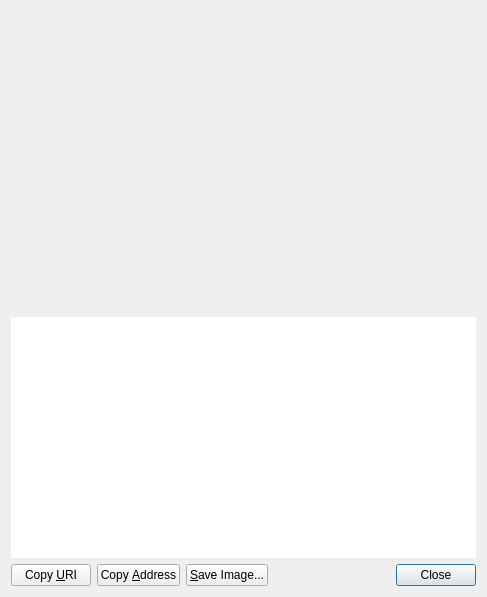
Above: src/qt/forms/receiverequestdialog.ui from crptec/SUQA-CORE-POC before the change. Below: the same form after it.
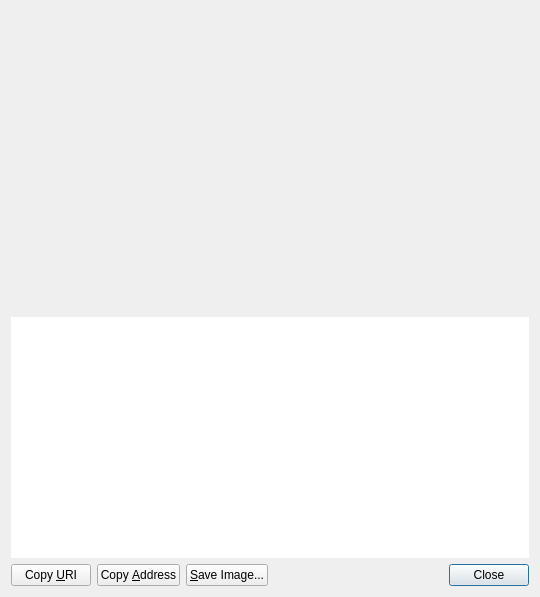
That is the form after the change. Icons and pictures are not drawn. Custom widgets are drawn as their Qt base class.

Patch:
```diff
--- a/src/qt/forms/receiverequestdialog.ui
+++ b/src/qt/forms/receiverequestdialog.ui
@@ -6,10 +6,1638 @@
    <rect>
     <x>0</x>
     <y>0</y>
-    <width>487</width>
+    <width>540</width>
     <height>597</height>
    </rect>
   </property>
+  <property name="styleSheet">
+   <string notr="true">
+QStatusBar {
+background-color:#ffffff;
+}
+
+.QFrame {
+background-color:transparent;
+border:0px solid #fff;
+}
+
+QMenuBar {
+background-color:#fff;
+}
+
+QMenuBar::item {
+background-color:#fff;
+}
+
+QMenuBar::item:selected {
+background-color:#f8f6f6;
+}
+
+QMenu {
+background-color:#f8f6f6;
+}
+
+QMenu::item {
+color:#333;
+}
+
+QMenu::item:selected {
+background-color:#f2f0f0;
+color:#333;
+}
+
+QToolBar {
+background-color:#fff;
+border:0px solid #000;
+padding:0;
+margin:0;
+}
+
+QToolBar &gt; QToolButton {
+background-color:#fff;
+border:0px solid #333;
+min-height:2.5em;
+min-width: 8em;
+padding: 0em 1em;
+/*font-weight:bold;*/
+color:#333;
+}
+
+QToolBar &gt; QToolButton:checked {
+background-color:#183862;
+color:#fff;
+font-weight:bold;
+}
+
+QMessageBox {
+background-color:#F8F6F6;
+}
+
+/*******************************************************/
+
+QLabel { /* Base Text Size &amp; Color */
+font-size:12px;
+color:#333333;
+}
+
+.QCheckBox { /* Checkbox Labels */
+color:#333333;
+background-color:transparent;
+}
+
+.QCheckBox:hover {
+background-color:transparent;
+}
+
+.QValidatedLineEdit, .QLineEdit { /* Text Entry Fields */
+border: 1px solid #82C3E6;
+font-size:11px;
+min-height:25px;
+outline:0;
+padding:3px;
+background-color:#fcfcfc;
+}
+
+.QLineEdit:!focus {
+font-size:12px;
+}
+
+.QValidatedLineEdit:disabled, .QLineEdit:disabled {
+background-color:#f2f2f2;
+}
+
+/*******************************************************/
+
+QPushButton { /* Global Button Style */
+
+background-color:#183862;
+
+border:1;
+
+border-radius:3px;
+
+color:#ffffff;
+
+font-size:12px;
+
+font-weight:bold;
+
+height: 26px;
+
+padding-left:25px;
+
+padding-right:25px;
+
+padding-top:5px;
+
+padding-bottom:5px;
+
+margin-right: 10px;
+
+}
+
+
+
+QPushButton:hover { /* Global Button Style hover */
+
+background-color:#f57026;
+
+border:1;
+
+border-radius:3px;
+
+color:#ffffff;
+
+font-size:12px;
+
+font-weight:bold;
+
+height: 26px;
+
+padding-left:25px;
+
+padding-right:25px;
+
+padding-top:5px;
+
+padding-bottom:5px;
+
+margin-right: 10px;
+
+}
+
+QPushButton:focus {
+border:none;
+outline:none;
+}
+
+QPushButton:pressed {
+border:1px solid #333;
+}
+
+QComboBox { /* Dropdown Menus */
+border:1px solid #82C3E6;
+padding: 3px 5px 3px 5px;
+background:#fcfcfc;
+min-height:25px;
+color:#818181;
+}
+
+QComboBox:checked {
+background:#f2f2f2;
+}
+
+QComboBox:editable {
+background: #183862;
+color:#616161;
+border:0px solid transparent;
+}
+
+QComboBox::drop-down {
+width:25px;
+border:0px;
+}
+
+QComboBox::down-arrow {
+border-image: url(':/images/light/drkblue_downArrow') 0 0 0 0 stretch stretch;
+}
+
+QComboBox QListView {
+background:#fff;
+border:1px solid #333;
+padding-right:1px;
+padding-left:1px;
+}
+
+QComboBox QAbstractItemView::item { margin:4px; }
+
+QComboBox::item {
+color:#818181;
+}
+
+QComboBox::item:alternate {
+background:#fff;
+}
+
+QComboBox::item:selected {
+border:0px solid transparent;
+background:#f2f2f2;
+}
+
+QComboBox::indicator {
+background-color:transparent;
+selection-background-color:transparent;
+color:transparent;
+selection-color:transparent;
+}
+
+QAbstractSpinBox {
+border:1px solid #82C3E6;
+padding: 3px 5px 3px 5px;
+background:#fcfcfc;
+min-height:25px;
+color:#818181;
+}
+
+QAbstractSpinBox::up-button {
+subcontrol-origin: border;
+subcontrol-position: top right;
+width:21px;
+background:#fcfcfc;
+border-left:0px;
+border-right:1px solid #82C3E6;
+border-top:1px solid #82C3E6;
+border-bottom:0px;
+padding-right:1px;
+padding-left:5px;
+padding-top:2px;
+}
+
+QAbstractSpinBox::up-arrow {
+image:url(':/images/light/drkblue_upArrow_small');
+}
+
+QAbstractSpinBox::down-button {
+subcontrol-origin: border;
+subcontrol-position: bottom right;
+width:21px;
+background:#fcfcfc;
+border-top:0px;
+border-left:0px;
+border-right:1px solid #82C3E6;
+border-bottom:1px solid #82C3E6;
+padding-right:1px;
+padding-left:5px;
+padding-bottom:2px;
+}
+
+QAbstractSpinBox::down-arrow {
+image:url(':/images/light/drkblue_downArrow_small');
+}
+
+QCheckBox {
+spacing: 5px;
+}
+
+QCheckBox::indicator {
+width: 16px;
+height: 16px;
+}
+
+
+
+/*******************************************************/
+
+QHeaderView { /* Table Header */
+background-color:transparent;
+}
+
+QHeaderView::section { /* Table Header Sections */
+qproperty-alignment:center;
+background-color:qlineargradient(x1: 0, y1: 0, x2: 0, y2: 0.25, stop: 0 #1070B0, stop: 1 #183862);
+color:#fff;
+min-height:25px;
+font-weight:bold;
+font-size:14px;
+outline:0;
+border:0px solid #fff;
+border-right:1px solid #fff;
+padding-left:5px;
+padding-right:5px;
+padding-top:2px;
+padding-bottom:2px;
+}
+
+QHeaderView::section:last {
+border-right: 0px solid #d7d7d7;
+}
+
+.QScrollArea {
+background:transparent;
+border:0px;
+}
+
+.QTableView { /* Table - has to be selected as a class otherwise it throws off QCalendarWidget */
+background:transparent;
+border:0px solid #fff;
+}
+
+QTableView::item { /* Table Item */
+background-color:#fcfcfc;
+font-size:12px;
+}
+
+QTableView::item:selected { /* Table Item Selected */
+background-color:#f0f0f0;
+color:#333;
+}
+
+QScrollBar { /* Scroll Bar */
+
+}
+
+QScrollBar:vertical { /* Vertical Scroll Bar Attributes */
+border:0;
+background:#ffffff;
+width:18px;
+margin: 18px 0px 18px 0px;
+}
+
+QScrollBar:horizontal { /* Horizontal Scroll Bar Attributes */
+border:0;
+background:#ffffff;
+height:18px;
+margin: 0px 18px 0px 18px;
+}
+
+
+QScrollBar::handle:vertical { /* Scroll Bar Slider - vertical */
+background:#e0e0e0;
+min-height:10px;
+}
+
+QScrollBar::handle:horizontal { /* Scroll Bar Slider - horizontal */
+background:#e0e0e0;
+min-width:10px;
+}
+
+QScrollBar::add-page, QScrollBar::sub-page { /* Scroll Bar Background */
+background:#F8F6F6;
+}
+
+QScrollBar::add-line:vertical, QScrollBar::sub-line:vertical, QScrollBar::add-line:horizontal, QScrollBar::sub-line:horizontal { /* Define Arrow Button Dimensions */
+background-color:#F8F6F6;
+border: 1px solid #f2f0f0;
+width:16px;
+height:16px;
+}
+
+QScrollBar::add-line:vertical:pressed, QScrollBar::sub-line:vertical:pressed, QScrollBar::add-line:horizontal:pressed, QScrollBar::sub-line:horizontal:pressed {
+background-color:#e0e0e0;
+}
+
+QScrollBar::sub-line:vertical { /* Vertical - top button position */
+subcontrol-position:top;
+subcontrol-origin: margin;
+}
+
+QScrollBar::add-line:vertical { /* Vertical - bottom button position */
+subcontrol-position:bottom;
+subcontrol-origin: margin;
+}
+
+QScrollBar::sub-line:horizontal { /* Vertical - left button position */
+subcontrol-position:left;
+subcontrol-origin: margin;
+}
+
+QScrollBar::add-line:horizontal { /* Vertical - right button position */
+subcontrol-position:right;
+subcontrol-origin: margin;
+}
+
+QScrollBar:up-arrow, QScrollBar:down-arrow, QScrollBar:left-arrow, QScrollBar:right-arrow { /* Arrows Icon */
+width:10px;
+height:10px;
+}
+
+QScrollBar:up-arrow {
+background-image: url(':/images/light/drkblue_upArrow_small');
+}
+
+QScrollBar:down-arrow {
+background-image: url(':/images/light/drkblue_downArrow_small');
+}
+
+QScrollBar:left-arrow {
+background-image: url(':/images/light/drkblue_leftArrow_small');
+}
+
+QScrollBar:right-arrow {
+background-image: url(':/images/light/drkblue_rightArrow_small');
+}
+
+
+/*******************************************************/
+
+/* DIALOG BOXES */
+
+QDialog .QTabWidget {
+border-bottom:1px solid #333;
+}
+
+QDialog .QTabWidget::pane {
+border: 1px solid #d7d7d7;
+}
+
+QDialog .QTabWidget QTabBar::tab {
+background-color:#f2f0f0;
+color:#333;
+padding-left:10px;
+padding-right:10px;
+padding-top:5px;
+padding-bottom:5px;
+border-top: 1px solid #d7d7d7;
+}
+
+QDialog .QTabWidget QTabBar::tab:first {
+border-left: 1px solid #d7d7d7;
+}
+
+QDialog .QTabWidget QTabBar::tab:last {
+border-right: 1px solid #d7d7d7;
+}
+
+QDialog .QTabWidget QTabBar::tab:selected, QDialog .QTabWidget QTabBar::tab:hover {
+background-color:#ffffff;
+color:#333;
+}
+
+QDialog .QTabWidget .QWidget {
+background-color:#fff;
+color:#333;
+}
+
+QDialog .QTabWidget .QWidget QAbstractSpinBox {
+min-height:15px;
+}
+
+QDialog .QTabWidget .QWidget QAbstractSpinBox::down-button {
+width:15px;
+}
+
+QDialog .QTabWidget .QWidget QAbstractSpinBox::up-button {
+width:15px;
+}
+
+QDialog .QTabWidget .QWidget QComboBox {
+min-height:15px;
+}
+
+QDialog QWidget { /* Remove Annoying Focus Rectangle */
+outline: 0;
+}
+
+/*******************************************************/
+/* FILE MENU */
+
+/* Dialog: Open URI */
+QDialog#OpenURIDialog {
+background-color:#F8F6F6;
+}
+
+QDialog#OpenURIDialog QLabel#label { /* URI Label */
+font-weight:bold;
+}
+
+QDialog#OpenURIDialog QPushButton#selectFileButton { /* ... Button */
+background-color:qlineargradient(x1: 0, y1: 0, x2: 0, y2: 1, stop: .01 #f6f6f6, stop: .1 rgba(250, 250, 250, 128), stop: .95 rgba(250, 250, 250, 255), stop: 1 #ebebeb);
+border:1px solid #d2d2d2;
+color:#616161;
+padding-left:10px;
+padding-right:10px;
+}
+
+QDialog#OpenURIDialog QPushButton#selectFileButton:hover {
+background-color:qlineargradient(x1: 0, y1: 0, x2: 0, y2: 1, stop: .01 #f6f6f6, stop: .1 rgba(240, 240, 240, 255), stop: .95 rgba(240, 240, 240, 255), stop: 1 #ebebeb);
+color:#333;
+}
+
+QDialog#OpenURIDialog QPushButton#selectFileButton:pressed {
+border:1px solid #9e9e9e;
+}
+
+/* Dialog: Sign / Verify Message */
+QDialog#SignVerifyMessageDialog {
+background-color:#F8F6F6;
+}
+
+QDialog#SignVerifyMessageDialog QPushButton#addressBookButton_SM { /* Address Book Button */
+background-color:transparent;
+padding-left:10px;
+padding-right:10px;
+}
+
+QDialog#SignVerifyMessageDialog QPlainTextEdit { /* Message Signing Text */
+border:1px solid #82C3E6;
+background-color:#fff;
+}
+
+QDialog#SignVerifyMessageDialog QPushButton#pasteButton_SM { /* Paste Button */
+/* qproperty-icon: url(&quot;:/icons/light/drkblue_editpaste&quot;); */
+background-color:transparent;
+padding-left:15px;
+}
+
+QDialog#SignVerifyMessageDialog QLineEdit:!focus { /* Font Hack */
+font-size:10px;
+}
+
+QDialog#SignVerifyMessageDialog QPushButton#copySignatureButton_SM { /* Copy Button */
+/* qproperty-icon: url(&quot;:/icons/light/drkblue_editcopy&quot;); */
+background-color:transparent;
+padding-left:10px;
+padding-right:10px;
+}
+
+QDialog#SignVerifyMessageDialog QPushButton#clearButton_SM { /* Clear Button */
+background-color:qlineargradient(x1: 0, y1: 0, x2: 0, y2: 1, stop: .01 #f6f6f6, stop: .1 rgba(250, 250, 250, 128), stop: .95 rgba(250, 250, 250, 255), stop: 1 #ebebeb);
+border:1px solid #d2d2d2;
+color:#616161;
+padding-left:10px;
+padding-right:10px;
+}
+
+QDialog#SignVerifyMessageDialog QPushButton#clearButton_SM:hover {
+background-color:qlineargradient(x1: 0, y1: 0, x2: 0, y2: 1, stop: .01 #f6f6f6, stop: .1 rgba(240, 240, 240, 255), stop: .95 rgba(240, 240, 240, 255), stop: 1 #ebebeb);
+color:#333;
+}
+
+QDialog#SignVerifyMessageDialog QPushButton#clearButton_SM:pressed {
+border:1px solid #9e9e9e;
+}
+
+QDialog#SignVerifyMessageDialog QPushButton#addressBookButton_VM { /* Verify Message - Address Book Button */
+background-color:transparent;
+border:0;
+padding-left:10px;
+padding-right:10px;
+}
+
+QDialog#SignVerifyMessageDialog QPushButton#clearButton_VM { /* Verify Message - Clear Button */
+background-color:qlineargradient(x1: 0, y1: 0, x2: 0, y2: 1, stop: .01 #f6f6f6, stop: .1 rgba(250, 250, 250, 128), stop: .95 rgba(250, 250, 250, 255), stop: 1 #ebebeb);
+border:1px solid #d2d2d2;
+color:#616161;
+padding-left:10px;
+padding-right:10px;
+}
+
+QDialog#SignVerifyMessageDialog QPushButton#clearButton_VM:hover {
+background-color:qlineargradient(x1: 0, y1: 0, x2: 0, y2: 1, stop: .01 #f6f6f6, stop: .1 rgba(240, 240, 240, 255), stop: .95 rgba(240, 240, 240, 255), stop: 1 #ebebeb);
+color:#333;
+}
+
+QDialog#SignVerifyMessageDialog QPushButton#clearButton_VM:pressed {
+border:1px solid #9e9e9e;
+}
+
+/* Dialog: Send and Receive */
+QWidget#AddressBookPage {
+background-color:#F8F6F6;
+}
+
+QWidget#AddressBookPage QPushButton#newAddress { /* New Address Button */
+background-color:qlineargradient(x1: 0, y1: 0, x2: 0, y2: 1, stop: .01 #f6f6f6, stop: .1 rgba(250, 250, 250, 128), stop: .95 rgba(250, 250, 250, 255), stop: 1 #ebebeb);
+border:1px solid #d2d2d2;
+color:#616161;
+padding-left:10px;
+padding-right:10px;
+}
+
+QWidget#AddressBookPage QPushButton#newAddress:hover {
+background-color:qlineargradient(x1: 0, y1: 0, x2: 0, y2: 1, stop: .01 #f6f6f6, stop: .1 rgba(240, 240, 240, 255), stop: .95 rgba(240, 240, 240, 255), stop: 1 #ebebeb);
+color:#333;
+}
+
+QWidget#AddressBookPage QPushButton#newAddress:pressed {
+border:1px solid #9e9e9e;
+}
+
+QWidget#AddressBookPage QPushButton#copyAddress { /* Copy Address Button */
+background-color:qlineargradient(x1: 0, y1: 0, x2: 0, y2: 1, stop: .01 #f6f6f6, stop: .1 rgba(250, 250, 250, 128), stop: .95 rgba(250, 250, 250, 255), stop: 1 #ebebeb);
+border:1px solid #d2d2d2;
+color:#616161;
+padding-left:10px;
+padding-right:10px;
+}
+
+QWidget#AddressBookPage QPushButton#copyAddress:hover {
+background-color:qlineargradient(x1: 0, y1: 0, x2: 0, y2: 1, stop: .01 #f6f6f6, stop: .1 rgba(240, 240, 240, 255), stop: .95 rgba(240, 240, 240, 255), stop: 1 #ebebeb);
+color:#333;
+}
+
+QWidget#AddressBookPage QPushButton#copyAddress:pressed {
+border:1px solid #9e9e9e;
+}
+
+QWidget#AddressBookPage QPushButton#deleteAddress { /* Delete Address Button */
+background-color:qlineargradient(x1: 0, y1: 0, x2: 0, y2: 1, stop: .01 #f6f6f6, stop: .1 rgba(250, 250, 250, 128), stop: .95 rgba(250, 250, 250, 255), stop: 1 #ebebeb);
+border:1px solid #d2d2d2;
+color:#616161;
+padding-left:10px;
+padding-right:10px;
+}
+
+QWidget#AddressBookPage QPushButton#deleteAddress:hover {
+background-color:qlineargradient(x1: 0, y1: 0, x2: 0, y2: 1, stop: .01 #f6f6f6, stop: .1 rgba(240, 240, 240, 255), stop: .95 rgba(240, 240, 240, 255), stop: 1 #ebebeb);
+color:#333;
+}
+
+QWidget#AddressBookPage QPushButton#deleteAddress:pressed {
+border:1px solid #9e9e9e;
+}
+
+QWidget#AddressBookPage QTableView { /* Address Listing */
+font-size:12px;
+}
+
+QWidget#AddressBookPage QHeaderView::section { /* Min width for Windows fix */
+min-width:260px;
+}
+
+/* SETTINGS MENU */
+
+/* Encrypt Wallet and Change Passphrase Dialog */
+QDialog#AskPassphraseDialog {
+background-color:#F8F6F6;
+}
+
+QDialog#AskPassphraseDialog QLabel#passLabel1, QDialog#AskPassphraseDialog QLabel#passLabel2, QDialog#AskPassphraseDialog QLabel#passLabel3 {
+qproperty-alignment: 'AlignVCenter | AlignRight';
+min-width:170px;
+min-height:33px; /* base width of 25px for QLineEdit, plus padding and border */
+}
+
+/* Options Dialog */
+QDialog#OptionsDialog {
+background-color:#F8F6F6;
+}
+
+QDialog#OptionsDialog QValueComboBox, QDialog#OptionsDialog QSpinBox {
+margin-top:5px;
+margin-bottom:5px;
+}
+
+QDialog#OptionsDialog QValidatedLineEdit, QDialog#OptionsDialog QValidatedLineEdit:disabled, QDialog#OptionsDialog QLineEdit, QDialog#OptionsDialog QLineEdit:disabled {
+qproperty-alignment: 'AlignVCenter | AlignLeft';
+min-height:20px;
+margin-top:0px;
+margin-bottom:0px;
+padding-top:1px;
+padding-bottom:1px;
+}
+
+QDialog#OptionsDialog &gt; QLabel {
+qproperty-alignment: 'AlignVCenter';
+min-height:20px;
+}
+
+QDialog#OptionsDialog QWidget#tabDisplay QValueComboBox {
+margin-top:0px;
+margin-bottom:0px;
+}
+
+QDialog#OptionsDialog QLabel#label_3 { /* Translations Missing? Label */
+qproperty-alignment: 'AlignVCenter | AlignCenter';
+color:#818181;
+padding-bottom:8px;
+}
+
+QDialog#OptionsDialog QCheckBox {
+min-height:20px;
+}
+
+QDialog#OptionsDialog QCheckBox#displayAddresses {
+min-height:33px;
+
+}
+
+/* TOOLS MENU */
+
+QDialog#RPCConsole { /* RPC Console Dialog Box */
+background-color:#F8F6F6;
+}
+
+QDialog#RPCConsole QWidget#tab_info QLabel#label_11, QDialog#RPCConsole QWidget#tab_info QLabel#label_10 { /* Margin between Network and Block Chain headers */
+qproperty-alignment: 'AlignBottom';
+min-height:25px;
+min-width:180px;
+}
+
+QDialog#RPCConsole QWidget#tab_peers  QLabel#peerHeading { /* Peers Info Header */
+color:#183862;
+}
+
+QDialog#RPCConsole QPushButton#openDebugLogfileButton {
+max-width:60px;
+}
+
+QDialog#RPCConsole QTextEdit#messagesWidget { /* Console Messages Window */
+border:0;
+}
+
+QDialog#RPCConsole QLineEdit#lineEdit { /* Console Input */
+margin-right:5px;
+}
+
+QDialog#RPCConsole QPushButton#clearButton { /* Console Clear Button */
+background-color:transparent;
+padding-left:10px;
+padding-right:10px;
+}
+
+QDialog#RPCConsole .QGroupBox #line { /* Network In Line */
+background-color:#00ff00;
+}
+
+QDialog#RPCConsole .QGroupBox #line_2 { /* Network Out Line */
+background:#ff0000;
+}
+
+/* HELP MENU */
+
+/* Command Line Options Dialog */
+QDialog#HelpMessageDialog {
+background-color:#F8F6F6;
+}
+
+QDialog#HelpMessageDialog QScrollArea * {
+background-color:#ffffff;
+}
+
+QDialog#HelpMessageDialog QScrollBar:vertical, QDialog#HelpMessageDialog QScrollBar:horizontal {
+border:0;
+}
+
+/* About Proton Dialog */
+QDialog#AboutDialog {
+background-color:#F8F6F6;
+}
+
+QDialog#AboutDialog QLabel#label, QDialog#AboutDialog QLabel#copyrightLabel, QDialog#AboutDialog QLabel#label_2 { /* About Proton Contents */
+margin-left:10px;
+}
+
+QDialog#AboutDialog QLabel#label_2 { /* Margin for About Proton text */
+margin-right:10px;
+}
+
+/* Edit Address Dialog */
+QDialog#EditAddressDialog {
+background-color:#F8F6F6;
+}
+
+QDialog#EditAddressDialog QLabel {
+qproperty-alignment: 'AlignVCenter | AlignRight';
+min-height:27px;
+font-weight:normal;
+padding-right:5px;
+}
+
+/* OVERVIEW SCREEN */
+
+QWidget .QFrame#frame { /* Wallet Balance */
+min-width:490px;
+}
+
+QWidget .QFrame#frame &gt; .QLabel {
+min-width:190px;
+font-weight:normal;
+min-height:30px;
+}
+
+QWidget .QFrame#frame .QLabel#label_5 { /* Wallet Label */
+qproperty-alignment: 'AlignVCenter | AlignRight';
+min-width:160px;
+background-color:transparent;
+color:#f4f4f5;
+margin-right:5px;
+padding-right:5px;
+}
+
+QWidget .QFrame#frame .QLabel#labelWalletStatus { /* Wallet Sync Status */
+qproperty-alignment: 'AlignVCenter | AlignLeft';
+margin-left:3px;
+}
+
+QWidget .QFrame#frame .QLabel#labelSpendable { /* Spendable Header */
+qproperty-alignment: 'AlignVCenter | AlignLeft';
+font-size:12px;
+margin-left:18px;
+}
+
+QWidget .QFrame#frame .QLabel#labelWatchonly { /* Watch-only Header */
+qproperty-alignment: 'AlignVCenter | AlignLeft';
+font-size:12px;
+margin-left:16px;
+}
+
+QWidget .QFrame#frame .QLabel#labelBalanceText { /* Available Balance Label */
+qproperty-alignment: 'AlignVCenter | AlignRight';
+min-width:160px;
+background-color:#183862;
+color:#ffffff;
+margin-right:5px;
+padding-right:5px;
+font-size:14px;
+font-weight: bold;
+min-height:35px;
+}
+
+QWidget .QFrame#frame .QLabel#labelBalance { /* Available Balance */
+qproperty-alignment: 'AlignVCenter | AlignLeft';
+font-size:16px;
+color:#183862;
+margin-left:0px;
+    font-weight: bold;
+}
+
+QWidget .QFrame#frame .QLabel#labelWatchAvailable { /* Watch-only Balance */
+qproperty-alignment: 'AlignVCenter | AlignLeft';
+font-size:12px;
+margin-left:16px;
+}
+
+QWidget .QFrame#frame .QLabel#labelPendingText { /* Pending Balance Label */
+qproperty-alignment: 'AlignVCenter | AlignRight';
+min-width:160px;
+font-size:14px;
+font-Weight:bold;
+background-color:#F8F6F6;
+margin-right:5px;
+padding-right:5px;
+}
+
+QWidget .QFrame#frame .QLabel#labelUnconfirmed { /* Pending Balance */
+qproperty-alignment: 'AlignVCenter | AlignLeft';
+font-size:14px;
+font-weight:bold;
+margin-left:0px;
+}
+
+QWidget .QFrame#frame .QLabel#labelWatchPending { /* Watch-only Pending Balance */
+qproperty-alignment: 'AlignVCenter | AlignLeft';
+font-size:12px;
+margin-left:16px;
+}
+
+QWidget .QFrame#frame .QLabel#labelImmatureText { /* Immature Balance Label */
+qproperty-alignment: 'AlignVCenter | AlignRight';
+min-width:160px;
+font-size:14px;
+font-weight:bold;
+background-color:#F8F6F6;
+margin-right:5px;
+padding-right:5px;
+}
+
+QWidget .QFrame#frame .QLabel#labelImmature { /* Immature Balance */
+qproperty-alignment: 'AlignVCenter | AlignLeft';
+font-size:14px;
+font-weight:bold;
+margin-left:0px;
+}
+
+QWidget .QFrame#frame .QLabel#labelWatchImmature { /* Watch-only Immature Balance */
+qproperty-alignment: 'AlignVCenter | AlignLeft';
+font-size:12px;
+margin-left:16px;
+}
+
+QWidget .QFrame#frame .QLabel#labelTotalText { /* Total Balance Label */
+qproperty-alignment: 'AlignVCenter | AlignRight';
+min-width:160px;
+font-size:14px;
+font-weight:bold;
+background-color:#F8F6F6;
+margin-right:5px;
+padding-right:5px;
+}
+
+QWidget .QFrame#frame .QLabel#labelTotal { /* Total Balance */
+qproperty-alignment: 'AlignVCenter | AlignLeft';
+font-size:14px;
+font-weight:bold;
+margin-left:0px;
+}
+
+QWidget .QFrame#frame .QLabel#labelWatchTotal { /* Watch-only Total Balance */
+qproperty-alignment: 'AlignVCenter | AlignLeft';
+font-size:12px;
+margin-left:16px;
+}
+
+/* PRIVATESEND WIDGET */
+
+QWidget .QFrame#framePrivateSend { /* PrivateSend Widget */
+background-color:transparent;
+max-width: 451px;
+min-width: 451px;
+max-height: 350px;
+}
+
+QWidget .QFrame#framePrivateSend .QWidget#layoutWidgetPrivateSendHeader { /* PrivateSend Header */
+max-width: 421px;
+min-width: 421px;
+}
+
+QWidget .QFrame#framePrivateSend .QLabel#labelPrivateSendHeader { /* PrivateSend Header */
+qproperty-alignment: 'AlignVCenter | AlignCenter';
+max-width: 421px;
+min-width: 421px;
+background-color:#183862;
+color:#fff;
+margin-right: 5px;
+padding-right: 5px;
+font-weight:bold;
+font-size:14px;
+min-height:35px;
+max-height:35px;
+}
+/******************************************************************/
+QWidget .QFrame#framePrivateSend .QLabel#labelPrivateSendSyncStatus { /* PrivateSend Sync Status */
+qproperty-alignment: 'AlignVCenter | AlignLeft';
+margin-left:2px;
+padding-right:5px;
+}
+
+QWidget .QFrame#framePrivateSend #privateSendFormLayoutWidget {
+max-width: 451px;
+max-height: 175px;
+}
+
+QWidget .QFrame#framePrivateSend #privateSendFormLayoutWidget &gt; .QLabel {
+min-width:175px;
+font-weight:normal;
+min-height:25px;
+}
+
+QWidget .QFrame#framePrivateSend #privateSendFormLayoutWidget .QLabel#labelPrivateSendEnabledText { /* PrivateSend Enabled Status Label */
+qproperty-alignment: 'AlignVCenter | AlignRight';
+min-width:160px;
+background-color:#F8F6F6;
+margin-right:5px;
+padding-right:5px;
+}
+
+QWidget .QFrame#framePrivateSend #privateSendFormLayoutWidget .QLabel#labelPrivateSendEnabled { /* PrivateSend Enabled Status */
+
+}
+
+QWidget .QFrame#framePrivateSend #privateSendFormLayoutWidget .QLabel#labelCompletitionText { /* PrivateSend Completion Label */
+qproperty-alignment: 'AlignVCenter | AlignRight';
+min-width:160px;
+background-color:#F8F6F6;
+margin-right:5px;
+padding-right:5px;
+
+}
+
+QWidget .QFrame#framePrivateSend #privateSendFormLayoutWidget .QProgressBar#privateSendProgress { /* PrivateSend Completion */
+border: 1px solid #818181;
+border-radius: 1px;
+margin-right:43px;
+text-align: right;
+color:#818181;
+}
+
+QWidget .QFrame#framePrivateSend #privateSendFormLayoutWidget .QProgressBar#privateSendProgress::chunk {
+background-color: #183862;
+width:1px;
+}
+
+QWidget .QFrame#framePrivateSend #privateSendFormLayoutWidget .QLabel#labelAnonymizedText { /* PrivateSend Balance Label */
+qproperty-alignment: 'AlignVCenter | AlignRight';
+min-width:160px;
+background-color:#F8F6F6;
+margin-right:5px;
+padding-right:5px;
+}
+
+QWidget .QFrame#framePrivateSend #privateSendFormLayoutWidget .QLabel#labelAnonymized { /* PrivateSend Balance */
+
+}
+
+QWidget .QFrame#framePrivateSend #privateSendFormLayoutWidget .QLabel#labelAmountAndRoundsText { /* PrivateSend Amount and Rounds Label */
+qproperty-alignment: 'AlignVCenter | AlignRight';
+min-width:160px;
+background-color:#F8F6F6;
+margin-right:5px;
+padding-right:5px;
+}
+
+QWidget .QFrame#framePrivateSend #privateSendFormLayoutWidget .QLabel#labelAmountRounds { /* PrivateSend Amount and Rounds */
+
+}
+
+QWidget .QFrame#framePrivateSend #privateSendFormLayoutWidget .QLabel#labelSubmittedDenomText { /* PrivateSend Submitted Denom Label */
+qproperty-alignment: 'AlignVCenter | AlignRight';
+min-width:160px;
+background-color:#F8F6F6;
+margin-right:5px;
+padding-right:5px;
+}
+
+QWidget .QFrame#framePrivateSend #privateSendFormLayoutWidget .QLabel#labelSubmittedDenom { /* PrivateSend Submitted Denom */
+
+}
+
+QWidget .QFrame#framePrivateSend .QWidget#layoutWidgetLastMessageAndButtons {
+max-width: 451px;
+}
+
+QWidget .QFrame#framePrivateSend .QLabel#labelPrivateSendLastMessage { /* PrivateSend Status Notifications */
+qproperty-alignment: 'AlignVCenter | AlignCenter';
+min-width: 288px;
+min-height: 43px;
+font-size:11px;
+color:#818181;
+}
+
+/* PRIVATESEND BUTTONS */
+
+QWidget .QFrame#framePrivateSend .QPushButton { /* PrivateSend Buttons - General Attributes */
+border:0px solid #ffffff;
+}
+
+QWidget .QFrame#framePrivateSend QPushButton:focus {
+border:none;
+outline:none;
+}
+
+QWidget .QFrame#framePrivateSend .QPushButton#togglePrivateSend { /* Start PrivateSend Mixing */
+min-height: 40px;
+font-size:15px;
+font-weight:normal;
+color:#ffffff;
+padding-left:10px;
+padding-right:10px;
+padding-top:5px;
+padding-bottom:6px;
+}
+
+QWidget .QFrame#framePrivateSend .QPushButton#togglePrivateSend:hover {
+
+}
+
+QWidget .QFrame#framePrivateSend .QPushButton#privateSendAuto { /* Try Mix Button */
+background-color:qlineargradient(x1: 0, y1: 0, x2: 0, y2: 1, stop: .01 #f6f6f6, stop: .1 rgba(250, 250, 250, 128), stop: .95 rgba(250, 250, 250, 255), stop: 1 #ebebeb);
+border:1px solid #d2d2d2;
+color:#616161;
+min-height:25px;
+font-size:9px;
+padding:0px;
+}
+
+QWidget .QFrame#framePrivateSend .QPushButton#privateSendAuto:hover {
+background-color:qlineargradient(x1: 0, y1: 0, x2: 0, y2: 1, stop: .01 #f6f6f6, stop: .1 rgba(240, 240, 240, 255), stop: .95 rgba(240, 240, 240, 255), stop: 1 #ebebeb);
+color:#333;
+}
+
+QWidget .QFrame#framePrivateSend .QPushButton#privateSendAuto:pressed {
+border:1px solid #9e9e9e;
+}
+
+QWidget .QFrame#framePrivateSend .QPushButton#privateSendReset { /* Reset Button */
+background-color:qlineargradient(x1: 0, y1: 0, x2: 0, y2: 1, stop: .01 #f6f6f6, stop: .1 rgba(250, 250, 250, 128), stop: .95 rgba(250, 250, 250, 255), stop: 1 #ebebeb);
+border:1px solid #d2d2d2;
+color:#616161;
+min-height:25px;
+font-size:9px;
+padding:0px;
+}
+
+QWidget .QFrame#framePrivateSend .QPushButton#privateSendReset:hover {
+background-color:qlineargradient(x1: 0, y1: 0, x2: 0, y2: 1, stop: .01 #f6f6f6, stop: .1 rgba(240, 240, 240, 255), stop: .95 rgba(240, 240, 240, 255), stop: 1 #ebebeb);
+color:#333;
+}
+
+QWidget .QFrame#framePrivateSend .QPushButton#privateSendReset:pressed {
+border:1px solid #9e9e9e;
+}
+
+QWidget .QFrame#framePrivateSend .QPushButton#privateSendInfo { /* Info Button */
+background-color:qlineargradient(x1: 0, y1: 0, x2: 0, y2: 1, stop: .01 #f6f6f6, stop: .1 rgba(250, 250, 250, 128), stop: .95 rgba(250, 250, 250, 255), stop: 1 #ebebeb);
+border:1px solid #d2d2d2;
+color:#616161;
+min-height:25px;
+font-size:9px;
+padding:0px;
+}
+
+QWidget .QFrame#framePrivateSend .QPushButton#privateSendInfo:hover {
+background-color:qlineargradient(x1: 0, y1: 0, x2: 0, y2: 1, stop: .01 #f6f6f6, stop: .1 rgba(240, 240, 240, 255), stop: .95 rgba(240, 240, 240, 255), stop: 1 #ebebeb);
+color:#333;
+}
+
+QWidget .QFrame#framePrivateSend .QPushButton#privateSendInfo:pressed {
+border:1px solid #9e9e9e;
+}
+
+/* RECENT TRANSACTIONS */
+
+QWidget .QFrame#frame_2 { /* Transactions Widget */
+min-width:410px;
+margin-right:20px;
+margin-left:0;
+margin-top:15px;
+background-repeat:none;
+}
+
+QWidget .QFrame#frame_2 .QLabel#label_4 { /* Recent Transactions Label */
+min-width:180px;
+color:#999;
+margin-left:0px;
+margin-top:30px;
+margin-right:5px;
+padding-right:5px;
+font-weight:normal;
+font-size:18px;
+font-weight:bold;
+min-height:24px;
+}
+
+QWidget .QFrame#frame_2 .QLabel#labelTransactionsStatus { /* Recent Transactions Sync Status */
+qproperty-alignment: 'AlignBottom | AlignRight';
+min-width:93px;
+margin-top:83px;
+margin-left:16px;
+margin-right:5px;
+min-height:16px;
+}
+
+QWidget .QFrame#frame_2 QListView { /* SUQA Transaction List */
+font-weight:normal;
+font-size:14px;
+max-width:500px;
+margin-top:12px;
+margin-left:0px; /* CSS Voodoo - set to -66px to hide default transaction icons */
+}
+
+/* SEND DIALOG */
+
+QDialog#SendCoinsDialog .QFrame#frameCoinControl { /* Coin Control Section */
+
+}
+
+QDialog#SendCoinsDialog .QFrame#frameCoinControl &gt; .QLabel { /* Default Font Color and  Size */
+font-weight:normal;
+color: #999;
+}
+
+QDialog#SendCoinsDialog .QFrame#frameCoinControl .QPushButton#pushButtonCoinControl { /* Coin Control Inputs Button */
+padding-left:10px;
+padding-right:10px;
+min-height:25px;
+}
+
+QDialog#SendCoinsDialog .QFrame#frameCoinControl .QLabel#labelCoinControlFeatures { /* Coin Control Header */
+color:#999;
+font-weight:normal;
+font-size:14px;
+}
+
+QDialog#SendCoinsDialog .QFrame#frameCoinControl .QWidget#widgetCoinControl { /* Coin Control Inputs */
+}
+
+QDialog#SendCoinsDialog .QFrame#frameCoinControl .QWidget#widgetCoinControl &gt; .QLabel { /* Coin Control Inputs Labels */
+padding:2px;
+}
+
+QDialog#SendCoinsDialog .QFrame#frameCoinControl .QCheckBox#checkBoxCoinControlChange { /* Custom Change Label */
+}
+
+QDialog#SendCoinsDialog .QFrame#frameCoinControl .QValidatedLineEdit#lineEditCoinControlChange { /* Custom Change Address */
+}
+
+QDialog#SendCoinsDialog .QFrame#frameCoinControl .QLabel#labelCoinControlChangeLabel { /* Custom Change Address Validation Label */
+font-weight:normal;
+qproperty-margin:-6;
+margin-right:112px;
+}
+
+QDialog#SendCoinsDialog .QScrollArea#scrollArea .QWidget#scrollAreaWidgetContents { /* Send To Widget */
+background:transparent;
+}
+
+QDialog#SendCoinsDialog .QPushButton#sendButton { /* Send Button */
+padding-left:10px;
+padding-right:10px;
+}
+
+QDialog#SendCoinsDialog .QPushButton#clearButton { /* Clear Button */
+background-color:qlineargradient(x1: 0, y1: 0, x2: 0, y2: 1, stop: .01 #f6f6f6, stop: .1 rgba(250, 250, 250, 128), stop: .95 rgba(250, 250, 250, 255), stop: 1 #ebebeb);
+border:1px solid #d2d2d2;
+color:#616161;
+padding-left:10px;
+padding-right:10px;
+}
+
+QDialog#SendCoinsDialog .QPushButton#clearButton:hover {
+background-color:qlineargradient(x1: 0, y1: 0, x2: 0, y2: 1, stop: .01 #f6f6f6, stop: .1 rgba(240, 240, 240, 255), stop: .95 rgba(240, 240, 240, 255), stop: 1 #ebebeb);
+color:#333;
+}
+
+QDialog#SendCoinsDialog .QPushButton#clearButton:pressed {
+border:1px solid #9e9e9e;
+}
+
+QDialog#SendCoinsDialog .QPushButton#addButton { /* Add Button */
+background-color:qlineargradient(x1: 0, y1: 0, x2: 0, y2: 1, stop: .01 #f6f6f6, stop: .1 rgba(250, 250, 250, 128), stop: .95 rgba(250, 250, 250, 255), stop: 1 #ebebeb);
+border:1px solid #d2d2d2;
+color:#616161;
+padding-left:10px;
+padding-right:10px;
+}
+
+QDialog#SendCoinsDialog .QPushButton#addButton:hover {
+background-color:qlineargradient(x1: 0, y1: 0, x2: 0, y2: 1, stop: .01 #f6f6f6, stop: .1 rgba(240, 240, 240, 255), stop: .95 rgba(240, 240, 240, 255), stop: 1 #ebebeb);
+color:#333;
+}
+
+QDialog#SendCoinsDialog .QPushButton#addButton:pressed {
+border:1px solid #9e9e9e;
+}
+
+QDialog#SendCoinsDialog .QCheckBox#checkUsePrivateSend { /* PrivateSend Checkbox */
+color:#616161;
+font-weight:bold;
+background: qradialgradient(cx:0.5, cy:0.5, radius: 0.5, fx:0.5, fy:0.5, stop:0 rgba(248, 246, 246, 128), stop: 1 rgba(0, 0, 0, 0));
+border-radius:5px;
+padding-top:20px;
+padding-bottom:18px;
+}
+
+QDialog#SendCoinsDialog .QCheckBox#checkUseInstantSend { /* InstantSend Checkbox */
+color:#616161;
+font-weight:bold;
+background: qradialgradient(cx:0.5, cy:0.5, radius: 0.5, fx:0.5, fy:0.5, stop:0 rgba(248, 246, 246, 128), stop: 1 rgba(0, 0, 0, 0));
+border-radius:5px;
+padding-top:20px;
+padding-bottom:18px;
+margin-left:10px;
+margin-right:20px;
+}
+
+/* This QLabel uses name = &quot;label&quot; which conflicts with Address Book -&gt; New Address */
+/* To maximize backwards compatibility this formatting has been removed */
+
+QDialog#SendCoinsDialog QLabel#label {
+/*margin-left:20px;
+margin-right:-2px;
+padding-right:-2px;
+color:#616161;
+font-size:14px;
+font-weight:bold;
+border-radius:5px;
+padding-top:20px;
+padding-bottom:20px;*/
+min-height:27px;
+}
+
+QDialog#SendCoinsDialog QLabel#labelBalance {
+margin-left:0px;
+padding-left:0px;
+color:#333333;
+/* font-weight:bold;
+border-radius:5px;
+padding-top:20px;
+padding-bottom:20px; */
+min-height:27px;
+}
+
+#checkboxSubtractFeeFromAmount {
+padding-left:10px;
+}
+
+
+/* SEND COINS ENTRY */
+
+QStackedWidget#SendCoinsEntry .QFrame#SendCoins &gt; .QLabel { /* Send Coin Entry Labels */
+background-color:#F8F6F6;
+min-width:102px;
+font-weight:normal;
+/*font-size:11px;*/
+color:#333;
+min-height:25px;
+margin-right:5px;
+padding-right:5px;
+}
+
+QStackedWidget#SendCoinsEntry .QFrame#SendCoins .QLabel#amountLabel {
+color: #fff;
+background-color:#999;
+}
+
+QStackedWidget#SendCoinsEntry .QValidatedLineEdit#payTo { /* Pay To Input Field */
+}
+
+QStackedWidget#SendCoinsEntry .QToolButton { /* General Settings for Pay To Icons */
+padding-left:5px;
+padding-right:5px;
+border: 0;
+outline: 0;
+}
+
+QStackedWidget#SendCoinsEntry .QToolButton#addressBookButton { /* Address Book Button */
+padding-left:10px;
+}
+
+QStackedWidget#SendCoinsEntry .QToolButton#addressBookButton {
+}
+
+QStackedWidget#SendCoinsEntry .QToolButton#pasteButton {
+}
+
+QStackedWidget#SendCoinsEntry .QToolButton#deleteButton {
+}
+
+QStackedWidget#SendCoinsEntry .QLineEdit#addAsLabel { /* Pay To Input Field */
+}
+
+/* COIN CONTROL POPUP */
+
+QDialog#CoinControlDialog { /* Coin Control Dialog Window */
+background-color:#F8F6F6;
+}
+
+QDialog#CoinControlDialog .QLabel#labelCoinControlQuantityText { /* Coin Control Quantity Label */
+min-height:30px;
+padding-left:15px;
+}
+
+QDialog#CoinControlDialog .QLabel#labelCoinControlQuantity { /* Coin Control Quantity */
+min-height:30px;
+}
+
+QDialog#CoinControlDialog .QLabel#labelCoinControlBytesText { /* Coin Control Bytes Label */
+padding-left:15px;
+}
+
+QDialog#CoinControlDialog .QLabel#labelCoinControlBytes { /* Coin Control Bytes */
+}
+
+QDialog#CoinControlDialog .QLabel#labelCoinControlAmountText { /* Coin Control Amount Label */
+min-height:30px;
+padding-left:15px;
+}
+
+QDialog#CoinControlDialog .QLabel#labelCoinControlAmount { /* Coin Control Amount */
+min-height:30px;
+}
+
+QDialog#CoinControlDialog .QLabel#labelCoinControlPriorityText { /* Coin Control Priority Label */
+padding-left:15px;
+}
+
+QDialog#CoinControlDialog .QLabel#labelCoinControlPriority { /* Coin Control Priority */
+}
+
+QDialog#CoinControlDialog .QLabel#labelCoinControlFeeText { /* Coin Control Fee Label */
+min-height:30px;
+padding-left:15px;
+}
+
+QDialog#CoinControlDialog .QLabel#labelCoinControlFee { /* Coin Control Fee */
+min-height:30px;
+}
+
+QDialog#CoinControlDialog .QLabel#labelCoinControlLowOutputText { /* Coin Control Low Output Label */
+padding-left:15px;
+}
+
+QDialog#CoinControlDialog .QLabel#labelCoinControlLowOutput { /* Coin Control Low Output */
+}
+
+QDialog#CoinControlDialog .QLabel#labelCoinControlAfterFeeText { /* Coin Control After Fee Label */
+min-height:30px;
+padding-left:15px;
+}
+
+QDialog#CoinControlDialog .QLabel#labelCoinControlAfterFee { /* Coin Control After Fee */
+min-height:30px;
+}
+
+QDialog#CoinControlDialog .QLabel#labelCoinControlChangeText { /* Coin Control Change Label */
+padding-left:15px;
+}
+
+QDialog#CoinControlDialog .QLabel#labelCoinControlChange { /* Coin Control Change */
+
+}
+
+QDialog#CoinControlDialog .QFrame#frame .QPushButton#pushButtonSelectAll { /* (un)select all button */
+padding-left:10px;
+padding-right:10px;
+min-height:25px;
+}
+
+QDialog#CoinControlDialog .QFrame#frame .QPushButton#pushButtonToggleLock { /* Toggle lock state button */
+padding-left:10px;
+padding-right:10px;
+min-height:25px;
+}
+
+QDialog#CoinControlDialog .QDialogButtonBox#buttonBox QPushButton { /* Coin Control 'OK' button */
+}
+
+QDialog#CoinControlDialog .QFrame#frame .QRadioButton#radioTreeMode { /* Coin Control Tree Mode Selector */
+color:#818181;
+background-color:transparent;
+}
+
+QDialog#CoinControlDialog .QFrame#frame .QRadioButton#radioListMode { /* Coin Control List Mode Selector */
+color:#818181;
+background-color:transparent;
+}
+
+QDialog#CoinControlDialog QHeaderView::section:first { /* Bug Fix: the number &quot;1&quot; displays in this table for some reason... */
+color:transparent;
+}
+
+QDialog#CoinControlDialog .CoinControlTreeWidget#treeWidget { /* Coin Control Widget Container */
+outline:0;
+background-color:#ffffff;
+border:0px solid #818181;
+}
+
+QDialog#CoinControlDialog .CoinControlTreeWidget#treeWidget::item {
+}
+
+QDialog#CoinControlDialog .CoinControlTreeWidget#treeWidget::item:selected { /* Coin Control Item (selected) */
+background-color:#f7f7f7;
+color:#333;
+}
+
+QDialog#CoinControlDialog .CoinControlTreeWidget#treeWidget::item:checked { /* Coin Control Item (checked) */
+background-color:#f7f7f7;
+color:#333;
+}
+
+QDialog#CoinControlDialog .CoinControlTreeWidget#treeWidget::branch:selected { /* Coin Control Branch Icon */
+background-image: url(':/images/light/drkblue_qtreeview_selected');
+background-repeat:no-repeat;
+background-position:center;
+background-color:#f7f7f7;
+color:#333;
+}
+
+QDialog#CoinControlDialog .CoinControlTreeWidget#treeWidget::branch:checked { /* Coin Control Branch Icon */
+background-image: url(':/images/light/drkblue_qtreeview_selected');
+background-repeat:no-repeat;
+background-position:center;
+background-color:#f7f7f7;
+color:#333;
+}
+
+QDialog#CoinControlDialog .CoinControlTreeWidget#treeWidget::seperator {
+
+}
+
+QDialog#CoinControlDialog .CoinControlTreeWidget#treeWidget::indicator { /* Coin Control Widget Checkbox */
+
+}
+
+/* RECEIVE COINS */
+
+QWidget#ReceiveCoinsDialog .QFrame#frame2 .QLabel#label_2 { /* Label Label */
+background-color:#F8F6F6;
+border: 1px solid #fff;
+min-width:102px;
+color:#333;
+/*font-weight:bold;
+font-size:11px;*/
+padding-right:5px;
+}
+
+QWidget#ReceiveCoinsDialog .QFrame#frame2 .QLabel#label { /* Amount Label */
+background-color:#999;
+border: 1px solid #fff;
+min-width:102px;
+color:#ffffff;
+/*font-weight:bold;
+font-size:11px;*/
+padding-right:5px;
+}
+
+QWidget#ReceiveCoinsDialog .QFrame#frame2 .QLabel#label_3 { /* Message Label */
+background-color:#F8F6F6;
+border: 1px solid #fff;
+min-width:102px;
+color:#333;
+/*font-weight:bold;
+font-size:11px;*/
+padding-right:5px;
+}
+
+QWidget#ReceiveCoinsDialog .QFrame#frame2 QPushButton#clearButton { /* Clear Button */
+background-color:qlineargradient(x1: 0, y1: 0, x2: 0, y2: 1, stop: .01 #f6f6f6, stop: .1 rgba(250, 250, 250, 128), stop: .95 rgba(250, 250, 250, 255), stop: 1 #ebebeb);
+border:1px solid #d2d2d2;
+color:#616161;
+padding-left:10px;
+padding-right:10px;
+}
+
+QWidget#ReceiveCoinsDialog .QFrame#frame2 QPushButton#clearButton:hover {
+background-color:qlineargradient(x1: 0, y1: 0, x2: 0, y2: 1, stop: .01 #f6f6f6, stop: .1 rgba(240, 240, 240, 255), stop: .95 rgba(240, 240, 240, 255), stop: 1 #ebebeb);
+color:#333;
+}
+
+QWidget#ReceiveCoinsDialog .QFrame#frame2 QPushButton#clearButton:pressed {
+border:1px solid #9e9e9e;
+}
+
+QWidget#ReceiveCoinsDialog .QFrame#frame QPushButton#showRequestButton { /* Show Button */
+background-color:qlineargradient(x1: 0, y1: 0, x2: 0, y2: 1, stop: .01 #f6f6f6, stop: .1 rgba(250, 250, 250, 128), stop: .95 rgba(250, 250, 250, 255), stop: 1 #ebebeb);
+border:1px solid #d2d2d2;
+color:#616161;
+padding-left:10px;
+padding-right:10px;
+}
+
+QWidget#ReceiveCoinsDialog .QFrame#frame QPushButton#showRequestButton:hover {
+background-color:qlineargradient(x1: 0, y1: 0, x2: 0, y2: 1, stop: .01 #f6f6f6, stop: .1 rgba(240, 240, 240, 255), stop: .95 rgba(240, 240, 240, 255), stop: 1 #ebebeb);
+color:#333;
+}
+
+QWidget#ReceiveCoinsDialog .QFrame#frame QPushButton#showRequestButton:pressed {
+border:1px solid #9e9e9e;
+}
+
+QWidget#ReceiveCoinsDialog .QFrame#frame QPushButton#removeRequestButton { /* Remove Button */
+background-color:qlineargradient(x1: 0, y1: 0, x2: 0, y2: 1, stop: .01 #f6f6f6, stop: .1 rgba(250, 250, 250, 128), stop: .95 rgba(250, 250, 250, 255), stop: 1 #ebebeb);
+border:1px solid #d2d2d2;
+color:#616161;
+padding-left:10px;
+padding-right:10px;
+}
+
+QWidget#ReceiveCoinsDialog .QFrame#frame QPushButton#removeRequestButton:hover {
+background-color:qlineargradient(x1: 0, y1: 0, x2: 0, y2: 1, stop: .01 #f6f6f6, stop: .1 rgba(240, 240, 240, 255), stop: .95 rgba(240, 240, 240, 255), stop: 1 #ebebeb);
+color:#333;
+}
+
+QWidget#ReceiveCoinsDialog .QFrame#frame QPushButton#removeRequestButton:pressed {
+border:1px solid #9e9e9e;
+}
+
+QWidget#ReceiveCoinsDialog .QFrame#frame .QLabel#label_6 { /* Requested Payments History Label */
+color:#999;
+font-weight:normal;
+font-size:14px;
+}
+
+/* RECEIVE COINS DIALOG */
+
+QDialog#ReceiveRequestDialog {
+background-color:#F8F6F6;
+}
+
+QDialog#ReceiveRequestDialog QTextEdit { /* Contents of Receive Coin Dialog */
+border:1px solid #d7d7d7;
+}
+
+/* TRANSACTIONS PAGE */
+
+TransactionView QLineEdit { /* Filters */
+margin-bottom:2px;
+margin-right:1px;
+min-width:111px;
+text-align:center;
+}
+
+TransactionView QLineEdit#addressWidget { /* Address Filter */
+margin-bottom:2px;
+margin-right:1px;
+min-width:405px;
+text-align:center;
+}
+
+TransactionView QLineEdit#amountWidget { /* Amount Filter */
+margin-bottom:2px;
+margin-right:1px;
+max-width:100px;
+text-align:center;
+}
+
+TransactionView QComboBox {
+margin-bottom:1px;
+margin-right:1px;
+}
+
+QLabel#transactionSumLabel { /* Example of setObjectName for widgets without name */
+color:#333333;
+font-weight:bold;
+}
+ 
+QLabel#transactionSum { /* Example of setObjectName for widgets without name */
+color:#333333;
+}
+
+/* TRANSACTION DETAIL DIALOG */
+
+QDialog#TransactionDescDialog {
+background-color:#F8F6F6;
+}
+
+QDialog#TransactionDescDialog QTextEdit { /* Contents of Receive Coin Dialog */
+border:1px solid #d7d7d7;
+
+}
+
+
+</string>
+  </property>
   <layout class="QVBoxLayout" name="verticalLayout_3">
    <item>
     <widget class="QRImageWidget" name="lblQRCode">
```
